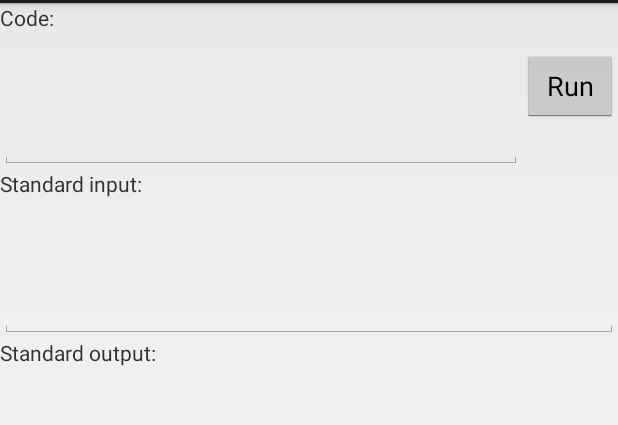
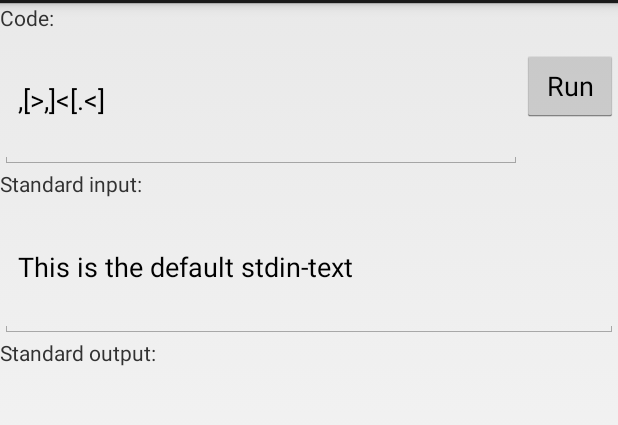
Before and after one commit to segin/BFInterpreter, an Android app: the layout activity_bfinterpreter.xml on its own in the app's theme, with its tools: preview values and no code run, on a phone screen of 412 x 824 dp, the part 69-494 px from its top. Run offline under Robolectric (Android 15) with nearby library versions, the phone set to English and light mode, and no system bars.

Commit message:
Fixed up (most of) the UI

```diff
--- a/app/src/main/res/layout/activity_bfinterpreter.xml
+++ b/app/src/main/res/layout/activity_bfinterpreter.xml
@@ -24,7 +24,8 @@
             android:layout_gravity="center_horizontal"
             android:layout_toLeftOf="@+id/runButton"
             android:layout_toStartOf="@+id/runButton"
-            android:layout_below="@+id/codeHelp" />
+            android:layout_below="@+id/codeHelp"
+            android:text="@string/code_text" />
 
         <Button
             android:layout_width="wrap_content"
@@ -48,7 +49,8 @@
         android:inputType="textMultiLine"
         android:ems="10"
         android:id="@+id/inputText"
-        android:layout_gravity="center_horizontal" />
+        android:layout_gravity="center_horizontal"
+        android:text="@string/input_text" />
 
     <TextView
         android:layout_width="wrap_content"
--- a/app/src/main/res/menu/bfinterpreter.xml
+++ b/app/src/main/res/menu/bfinterpreter.xml
@@ -5,5 +5,5 @@
     <item android:id="@+id/action_run"
         android:title="@string/action_run"
         android:orderInCategory="100"
-        app:showAsAction="never" />
+        app:showAsAction="ifRoom" />
 </menu>
--- a/app/src/main/res/values/strings.xml
+++ b/app/src/main/res/values/strings.xml
@@ -8,5 +8,7 @@
     <string name="input_help">Standard input:</string>
     <string name="code_help">Code:</string>
     <string name="run_button">Run</string>
+    <string name="code_text">,[&gt;,]&lt;[.&lt;]</string>
+    <string name="input_text">This is the default stdin-text</string>
 
 </resources>
```
